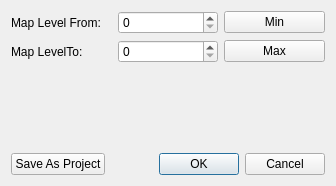
First picture: the form in resources/OSMDownloadAreaDialog.ui, repository MichalVlasak/OSMViewer, before the edit.
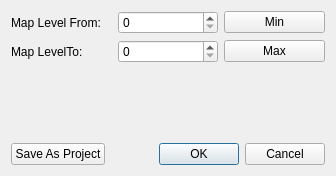
Second picture: the form after the edit. Custom widgets are drawn as their Qt base class.

```diff
--- a/resources/OSMDownloadAreaDialog.ui
+++ b/resources/OSMDownloadAreaDialog.ui
@@ -7,7 +7,7 @@
     <x>0</x>
     <y>0</y>
     <width>336</width>
-    <height>186</height>
+    <height>176</height>
    </rect>
   </property>
   <property name="windowTitle">
```
Left out of the diff: 20 changed lines with no effect on the pictures.
